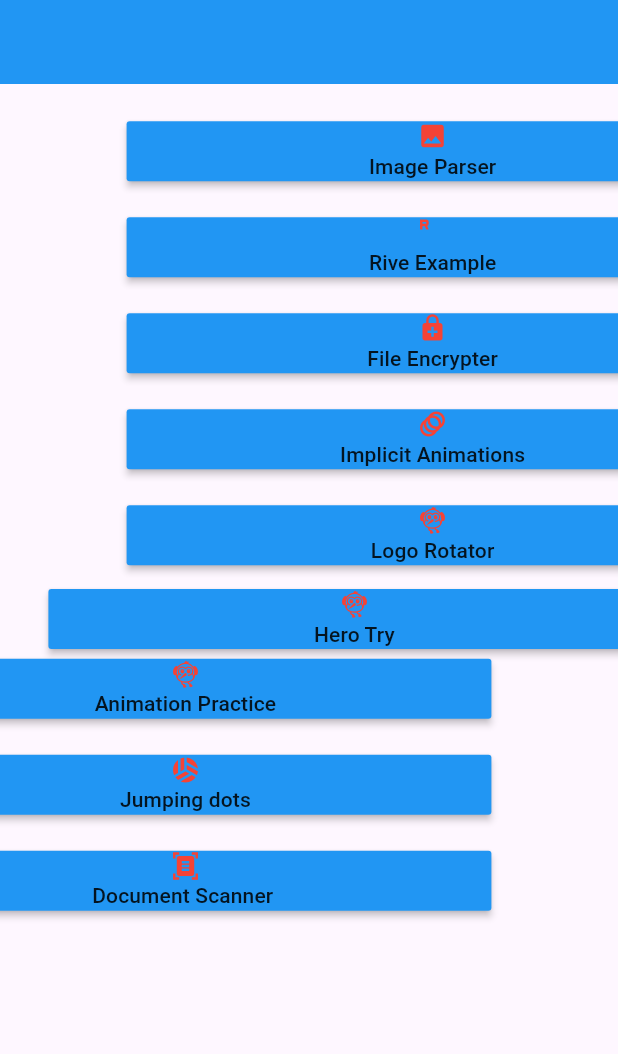
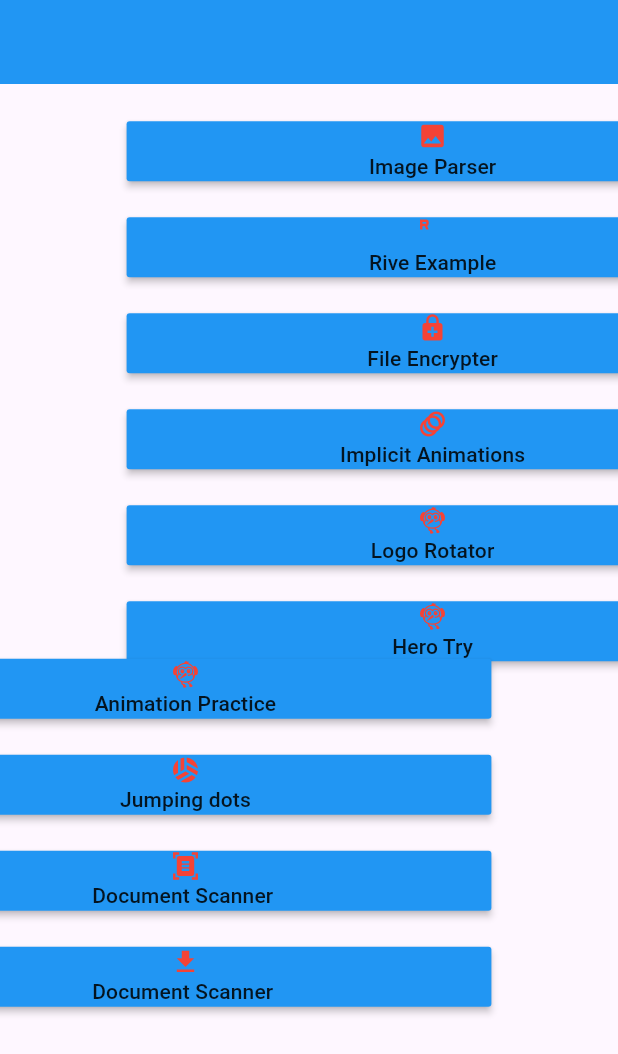
Before and after one commit to Prashant-Bista/Isolates_Mini_Projects, a Flutter app: the screen it shows after launch, on a phone screen of 412 x 824 dp. Shown: the top 1054 px of the screen. Run offline on Flutter 3.47's test engine with Material 3 defaults, Android fonts, the phone set to English and light mode, and no system bars; our stand-ins replace dio, file_picker, get, go_router, rive; missing offline and left inert: encrypt, flutter_document_scanner.

Commit message:
pdf downloading via dio tested

```diff
--- a/lib/home/home_page_controller.dart
+++ b/lib/home/home_page_controller.dart
@@ -55,7 +55,13 @@ class HomePageController extends GetxController
       routeController: routeController.routeToDocumentScanner,
       iconData: Icons.document_scanner,
       name: "Document Scanner ",
+    ),
+    HomePageModel(
+      routeController: routeController.routeToDocumentDownload,
+      iconData: Icons.download,
+      name: "Document Scanner ",
     )
+
   ];
 
   @override
@@ -77,7 +83,7 @@ class HomePageController extends GetxController
     )..repeat(reverse: true);
     curvedController.value = List.generate(homePageData.length, (index){
       final start = index*0.1;
-      final end = start+0.2;
+      final end = start+0.1;
      return CurvedAnimation(parent: controller, curve: Interval(start,end,curve: Curves.easeOut));
     });
     slideTween.value = List.generate(homePageData.length, (index)=>Tween<Offset>(begin:Offset(-0.2, -0.2),end:Offset(0.2, 0.2)).animate(curvedController[index]));
--- a/lib/routes/route_constants.dart
+++ b/lib/routes/route_constants.dart
@@ -10,6 +10,8 @@ static const routeFlutterHeroTryRouteA = "/route-flutter-hero-try-RouteA";
   static const routeAnimationPractice = "/route-animation-practice";
   static const routeJumpingDots = "/route-jumping-dots";
 static const routeDocumentScanner = "/route-document-scanner";
+  static const routeDocumentDownload = "/route-document-document";
+
 
 
 }
--- a/lib/routes/routes.dart
+++ b/lib/routes/routes.dart
@@ -4,6 +4,7 @@ import 'package:get/get.dart';
 import 'package:go_router/go_router.dart';
 import 'package:learning_isolates/animation_practice/animation_practice_view.dart';
 import 'package:learning_isolates/document_scanner/document_scanner_view.dart';
+import 'package:learning_isolates/download_pdf_API/download_pdf_API_view.dart';
 import 'package:learning_isolates/file_encrypter/file_encrypter_view.dart';
 import 'package:learning_isolates/hero_try/hero_RouteA.dart';
 import 'package:learning_isolates/home/home_page_view.dart';
@@ -109,7 +110,16 @@ GoRouter router = GoRouter(
             routeController.setContext(context);
             return DocumentScannerView(key: state.pageKey);
           },
+        ),
+        GoRoute(
+          path: RouteConstants.routeDocumentDownload,
+          name: RouteConstants.routeDocumentDownload,
+          builder: (context, state) {
+            routeController.setContext(context);
+            return DownloadPdfApiView(key: state.pageKey);
+          },
         )
+
       ],
     ),
   ],
--- a/pubspec.yaml
+++ b/pubspec.yaml
@@ -45,6 +45,7 @@ dependencies:
   image_picker: ^1.1.2
   video_player: ^2.9.5
   flutter_document_scanner: ^1.1.2
+  dio: ^5.8.0+1
 
 dev_dependencies:
   flutter_test:
```
Also changed, not shown: lib/download_pdf_API/donwload_pdf_controller.dart (added, +21 -0 lines), lib/download_pdf_API/download_pdf_API_view.dart (added, +22 -0 lines), lib/routes/route_controller.dart (+11 -0 lines), pubspec.lock.
